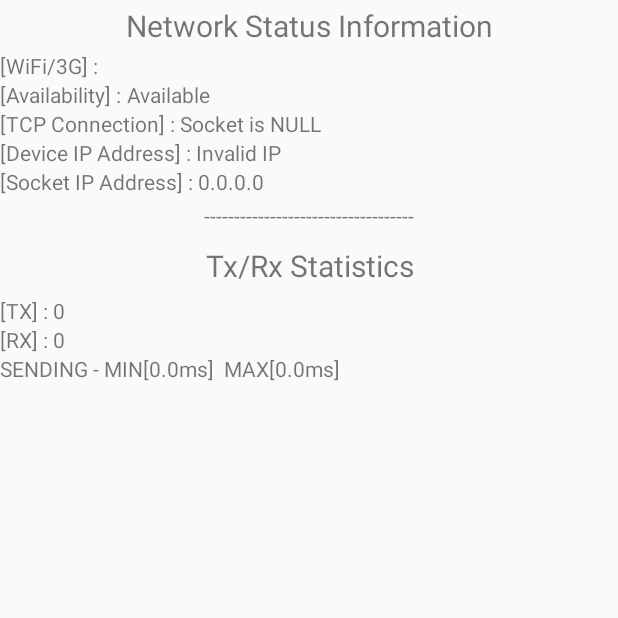
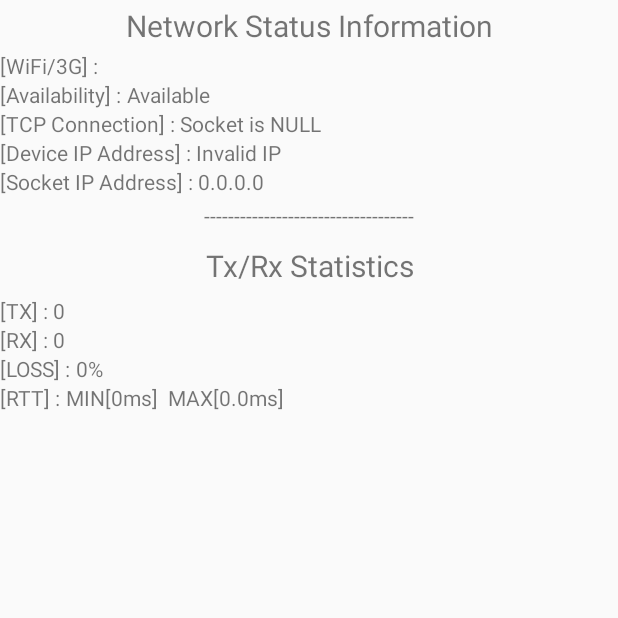
Before and after one commit to toandrew/network-test, an Android app: the fragment AnalyticsFragment shown on its own in the app's theme, on a phone screen of 412 x 824 dp, the top half of it. Run offline under Robolectric (Android 15) with nearby library versions, the light colour scheme and no system bars; 1 statement that could not run was skipped.

Commit message:
Update ui.
Signed-off-by: Jianmin Zhou <jianmin.zhou@acadine.com>

```diff
--- a/client/NetworkTest/app/src/main/java/com/xiaoyezi/tools/networktest/analytics/Analytics.java
+++ b/client/NetworkTest/app/src/main/java/com/xiaoyezi/tools/networktest/analytics/Analytics.java
@@ -1,4 +1,6 @@
 package com.xiaoyezi.tools.networktest.analytics;
+
+import org.json.JSONObject;
 
 /**
  * Created by jianmin on 16-7-2.
@@ -13,7 +15,7 @@ public class Analytics {
     private float mLoss = 0;
 
     // mRtt = (mClientRecvTime - mClientSentTime) - (mServerRespTime - mServerRecvTime)
-    private double mMinRtt = 0;
+    private double mMinRtt = Long.MAX_VALUE;
     private double mMaxRtt = 0;
 
     private Analytics() {
@@ -34,7 +36,7 @@ public class Analytics {
         // mLoss = （mSentCount - mRecvCount)/mSentCount
         mLoss = 0;
 
-        mMinRtt = 0;
+        mMinRtt = Long.MAX_VALUE;
         mMaxRtt = 0;
     }
 
@@ -80,6 +82,6 @@ public class Analytics {
         }
     }
 
-    public void saveLog(byte[] buf) {
+    public void saveLog(JSONObject log) {
     }
 }
--- a/client/NetworkTest/app/src/main/java/com/xiaoyezi/tools/networktest/ui/AnalyticsFragment.java
+++ b/client/NetworkTest/app/src/main/java/com/xiaoyezi/tools/networktest/ui/AnalyticsFragment.java
@@ -34,6 +34,7 @@ public class AnalyticsFragment extends Fragment {
     private TextView mTxStat;
     private TextView mRxStat;
     private TextView mMinMaxAvg;
+    private TextView mLoss;
 
     private SocketChannel mSocketToServer;
 
@@ -78,6 +79,7 @@ public class AnalyticsFragment extends Fragment {
         mTxStat = (TextView) view.findViewById(R.id.txStat);
         mRxStat = (TextView) view.findViewById(R.id.rxStat);
         mMinMaxAvg = (TextView) view.findViewById(R.id.minMaxAvg);
+        mLoss = (TextView) view.findViewById(R.id.loss);
 
         mTimer.schedule(mTimerTask, 1000, 5000);
     }
@@ -157,7 +159,13 @@ public class AnalyticsFragment extends Fragment {
         mTxStat.setText(Analytics.getInstance().getSentCount() + "");
         mRxStat.setText(Analytics.getInstance().getRecvCount() + "");
 
-        mMinMaxAvg.setText("SENDING - MIN[" + Analytics.getInstance().getMinRtt() + "ms]  MAX[" + Analytics.getInstance().getMaxRtt() + "ms]");
+        long loss = 0;
+        if (Analytics.getInstance().getSentCount() > 0) {
+            loss = (Analytics.getInstance().getSentCount() - Analytics.getInstance().getRecvCount()) / Analytics.getInstance().getSentCount();
+        }
+        mLoss.setText(loss*100 + "%");
+
+        mMinMaxAvg.setText("MIN[" + (Analytics.getInstance().getMinRtt() >= Long.MAX_VALUE ? "0" : Analytics.getInstance().getMinRtt())  + "ms]  MAX[" + Analytics.getInstance().getMaxRtt() + "ms]");
     }
 
     private String getLocalIpAddress(String netType) {
--- a/client/NetworkTest/app/src/main/java/com/xiaoyezi/tools/networktest/ui/TestFragment.java
+++ b/client/NetworkTest/app/src/main/java/com/xiaoyezi/tools/networktest/ui/TestFragment.java
@@ -2,6 +2,7 @@ package com.xiaoyezi.tools.networktest.ui;
 
 import android.content.Context;
 import android.content.SharedPreferences;
+import android.graphics.Color;
 import android.os.Bundle;
 import android.support.annotation.Nullable;
 import android.support.v4.app.Fragment;
@@ -111,6 +112,9 @@ public class TestFragment extends Fragment {
                 updateTransportState();
             }
         });
+
+        setPreferredTransportMode(mNetManager.getCurrentTransportState());
+        updateTransportState();
     }
 
     @Override
@@ -228,10 +232,12 @@ public class TestFragment extends Fragment {
     private void updateTransportState() {
         if (canStart()) {
             mSendButton.setText(R.string.button_start);
+            mSendButton.setTextColor(Color.BLACK);
         }
 
         if (canStop()) {
             mSendButton.setText(R.string.button_stop);
+            mSendButton.setTextColor(Color.RED);
         }
     }
 }
--- a/client/NetworkTest/app/src/main/res/layout/fragment_analytics.xml
+++ b/client/NetworkTest/app/src/main/res/layout/fragment_analytics.xml
@@ -123,6 +123,23 @@
       android:layout_width="fill_parent"
       android:layout_height="wrap_content">
     <TextView
+        android:text="[LOSS] : "
+        android:layout_width="wrap_content"
+        android:layout_height="wrap_content"/>
+    <TextView
+        android:id="@+id/loss"
+        android:layout_width="wrap_content"
+        android:layout_height="wrap_content"/>
+  </LinearLayout>
+
+  <LinearLayout
+      android:layout_width="fill_parent"
+      android:layout_height="wrap_content">
+    <TextView
+        android:text="[RTT] : "
+        android:layout_width="wrap_content"
+        android:layout_height="wrap_content"/>
+    <TextView
         android:id="@+id/minMaxAvg"
         android:layout_width="wrap_content"
         android:layout_height="wrap_content"/>
```
Also changed, not shown: client/NetworkTest/app/src/main/java/com/xiaoyezi/tools/networktest/models/TcpModel.java (+10 -5 lines), client/NetworkTest/app/src/main/java/com/xiaoyezi/tools/networktest/models/UdpModel.java (+10 -3 lines), client/NetworkTest/app/src/main/java/com/xiaoyezi/tools/networktest/utils/Utils.java (+4 -4 lines).
